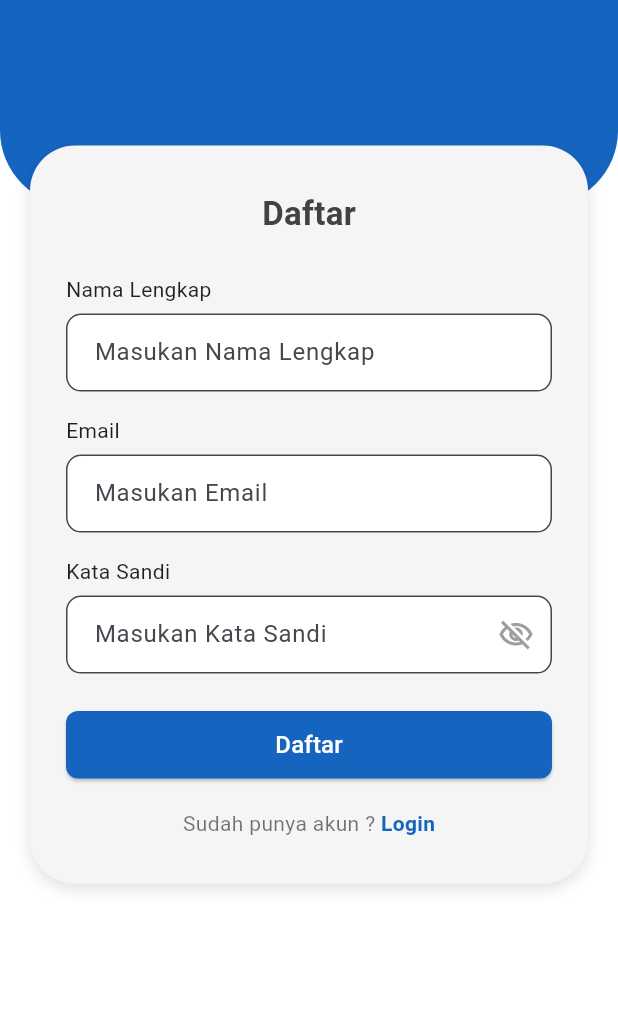
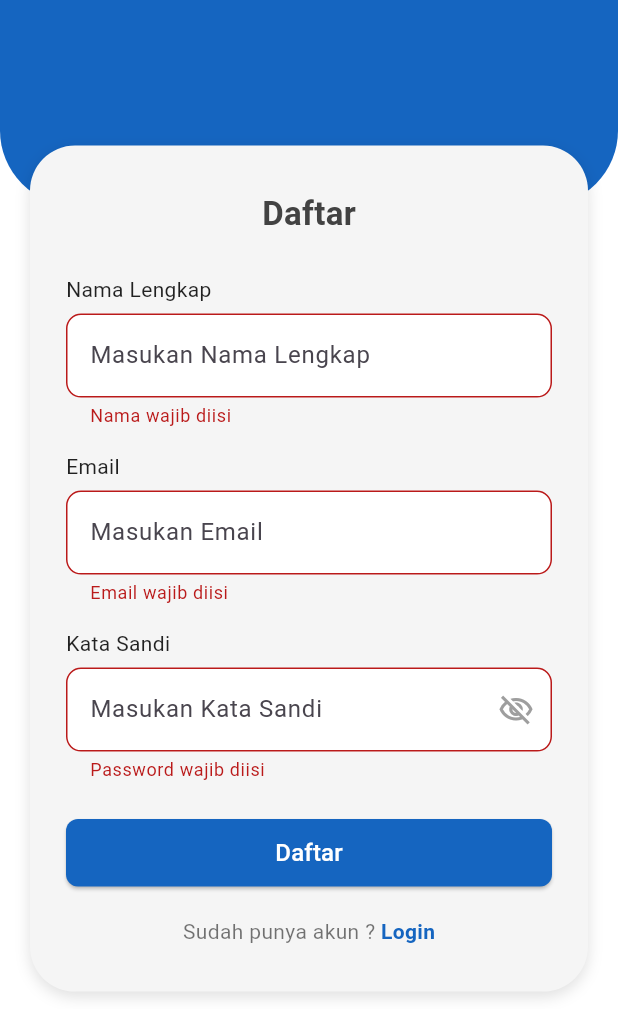
Before and after one commit to UlfiatulRosida/surat_warga, a Flutter app: the RegisterPage screen opened by its route, after a tap on "Daftar", on a phone screen of 412 x 824 dp, the part 227-1236 px from its top. Run offline on Flutter 3.47's test engine with Material 3 defaults, Android fonts, the phone set to English and light mode, and no system bars; our stand-ins replace shared_preferences; accounts and stored records are empty; Roboto replaces fonts that are missing (Raboto).

Commit message:
modifikasi main.dart, login_page, register_page, api_service, auth_prefs, auth_service

```diff
--- a/lib/main.dart
+++ b/lib/main.dart
@@ -2,7 +2,6 @@ import 'package:flutter/material.dart';
 import 'package:surat_warga/pages/splash_page.dart';
 import 'package:surat_warga/pages/register_page.dart';
 import 'package:surat_warga/pages/login_page.dart';
-//import 'package:surat_warga/pages/utils/constants.dart';
 
 void main() {
   runApp(const MyApp());
@@ -18,13 +17,14 @@ class MyApp extends StatelessWidget {
       title: 'Surat Warga',
       debugShowCheckedModeBanner: false,
       theme: ThemeData(
-        primarySwatch: Colors.blue,
+        //primarySwatch: Colors.blue,
         fontFamily: 'Raboto',
         colorScheme: ColorScheme.fromSeed(seedColor: Colors.deepPurple),
         useMaterial3: true,
       ),
       initialRoute: '/splash',
       routes: {
+        '/splash': (context) => const SplashPage(),
         '/login': (context) => const LoginPage(),
         '/register': (context) => const RegisterPage(),
       },
@@ -44,7 +44,7 @@ class MyApp extends StatelessWidget {
       // This works for code too, not just values: Most code changes can be
       // tested with just a hot reload.
 
-      home: const SplashPage(),
+      //home: const SplashPage(),
     );
   }
 }
--- a/lib/pages/register_page.dart
+++ b/lib/pages/register_page.dart
@@ -1,6 +1,5 @@
-//import 'dart:convert';
 import 'package:flutter/material.dart';
-//import 'package:http/http.dart' as http;
+import 'package:surat_warga/services/auth_service.dart';
 
 class RegisterPage extends StatefulWidget {
   const RegisterPage({super.key});
@@ -11,9 +10,52 @@ class RegisterPage extends StatefulWidget {
 
 class _RegisterPageState extends State<RegisterPage> {
   bool _obscurePassword = true;
+  bool _isLoading = false;
+
+  // Controller input
+  final TextEditingController _namaController = TextEditingController();
+  final TextEditingController _emailController = TextEditingController();
+  final TextEditingController _passwordController = TextEditingController();
+
+  final _formKey = GlobalKey<FormState>();
 
   void _goBack() {
     Navigator.pop(context);
+  }
+
+  /// ============================
+  /// REGISTER FUNGSI (INTEGRASI API)
+  /// ============================
+  Future<void> _register() async {
+    if (!_formKey.currentState!.validate()) return;
+
+    setState(() => _isLoading = true);
+
+    final result = await AuthService.register(
+      namaLengkap: _namaController.text.trim(),
+      username: _emailController.text.split('@')[0], // otomatis
+      email: _emailController.text.trim(),
+      password: _passwordController.text.trim(),
+      noTelepon: "-", // default
+      alamat: "-", // default
+    );
+
+    setState(() => _isLoading = false);
+
+    if (!mounted) return;
+
+    if (result['success']) {
+      ScaffoldMessenger.of(context).showSnackBar(
+        SnackBar(content: Text(result['message'] ?? 'Berhasil daftar')),
+      );
+
+      // Setelah daftar → kembali ke login
+      Navigator.pop(context);
+    } else {
+      ScaffoldMessenger.of(context).showSnackBar(
+        SnackBar(content: Text(result['message'] ?? 'Gagal daftar')),
+      );
+    }
   }
 
   @override
@@ -63,6 +105,10 @@ class _RegisterPageState extends State<RegisterPage> {
                 ),
               ),
             ),
+
+            /// ============================
+            /// FORM CARD
+            /// ============================
             Container(
               transform: Matrix4.translationValues(0, -40, 0),
               padding: const EdgeInsets.symmetric(horizontal: 24, vertical: 30),
@@ -78,6 +124,8 @@ class _RegisterPageState extends State<RegisterPage> {
                   ),
                 ],
               ),
+              child: Form(
+                key: _formKey,
                 child: Column(
                   crossAxisAlignment: CrossAxisAlignment.start,
                   children: [
@@ -92,52 +140,62 @@ class _RegisterPageState extends State<RegisterPage> {
                       ),
                     ),
                     const SizedBox(height: 25),
+
+                    /// Nama Lengkap
                     const Text('Nama Lengkap',
                         style: TextStyle(fontSize: 14, color: Colors.black87)),
                     const SizedBox(height: 6),
-                  TextField(
+                    TextFormField(
+                      controller: _namaController,
                       decoration: InputDecoration(
                         hintText: 'Masukan Nama Lengkap',
                         filled: true,
                         fillColor: Colors.white,
-                      contentPadding: const EdgeInsets.symmetric(
-                          horizontal: 15, vertical: 14),
                         border: OutlineInputBorder(
-                        borderRadius: BorderRadius.circular(10),
+                            borderRadius: BorderRadius.circular(10)),
                       ),
-                    ),
+                      validator: (value) => value == null || value.isEmpty
+                          ? 'Nama wajib diisi'
+                          : null,
                     ),
                     const SizedBox(height: 16),
+
+                    /// Email
                     const Text('Email',
                         style: TextStyle(fontSize: 14, color: Colors.black87)),
                     const SizedBox(height: 6),
-                  TextField(
+                    TextFormField(
+                      controller: _emailController,
                       decoration: InputDecoration(
                         hintText: 'Masukan Email',
                         filled: true,
                         fillColor: Colors.white,
-                      contentPadding: const EdgeInsets.symmetric(
-                          horizontal: 15, vertical: 14),
                         border: OutlineInputBorder(
-                        borderRadius: BorderRadius.circular(10),
+                            borderRadius: BorderRadius.circular(10)),
                       ),
-                    ),
+                      validator: (value) {
+                        if (value == null || value.isEmpty) {
+                          return 'Email wajib diisi';
+                        }
+                        if (!value.contains('@')) return 'Email tidak valid';
+                        return null;
+                      },
                     ),
                     const SizedBox(height: 16),
+
+                    /// Password
                     const Text('Kata Sandi',
                         style: TextStyle(fontSize: 14, color: Colors.black87)),
                     const SizedBox(height: 6),
-                  TextField(
+                    TextFormField(
+                      controller: _passwordController,
                       obscureText: _obscurePassword,
                       decoration: InputDecoration(
                         hintText: 'Masukan Kata Sandi',
                         filled: true,
                         fillColor: Colors.white,
-                      contentPadding: const EdgeInsets.symmetric(
-                          horizontal: 15, vertical: 14),
                         border: OutlineInputBorder(
-                        borderRadius: BorderRadius.circular(10),
-                      ),
+                            borderRadius: BorderRadius.circular(10)),
                         suffixIcon: IconButton(
                           icon: Icon(
                             _obscurePassword
@@ -145,40 +203,59 @@ class _RegisterPageState extends State<RegisterPage> {
                                 : Icons.visibility_outlined,
                             color: Colors.grey,
                           ),
-                        onPressed: () {
-                          setState(() {
-                            _obscurePassword = !_obscurePassword;
-                          });
+                          onPressed: () => setState(
+                              () => _obscurePassword = !_obscurePassword),
+                        ),
+                      ),
+                      validator: (value) {
+                        if (value == null || value.isEmpty) {
+                          return 'Password wajib diisi';
+                        }
+                        if (value.length < 6) return 'Minimal 6 karakter';
+                        return null;
                       },
                     ),
-                    ),
-                  ),
                     const SizedBox(height: 25),
+
+                    /// Tombol Daftar
                     SizedBox(
                       width: double.infinity,
                       height: 45,
                       child: ElevatedButton(
-                      onPressed: () {},
+                        onPressed: _isLoading ? null : _register,
                         style: ElevatedButton.styleFrom(
                           backgroundColor: const Color(0xFF1565C0),
                           shape: RoundedRectangleBorder(
                             borderRadius: BorderRadius.circular(8),
                           ),
                         ),
-                      child: const Text(
+                        child: _isLoading
+                            ? const SizedBox(
+                                width: 22,
+                                height: 22,
+                                child: CircularProgressIndicator(
+                                  color: Colors.white,
+                                  strokeWidth: 2,
+                                ),
+                              )
+                            : const Text(
                                 'Daftar',
-                        style: TextStyle(fontSize: 16, color: Colors.white),
+                                style: TextStyle(
+                                    fontSize: 16, color: Colors.white),
                               ),
                       ),
                     ),
                     const SizedBox(height: 20),
+
+                    /// Sudah punya akun?
                     Center(
                       child: Row(
                         mainAxisAlignment: MainAxisAlignment.center,
                         children: [
                           const Text(
                             'Sudah punya akun ? ',
-                          style: TextStyle(fontSize: 14, color: Colors.black54),
+                            style:
+                                TextStyle(fontSize: 14, color: Colors.black54),
                           ),
                           GestureDetector(
                             onTap: _goBack,
@@ -197,6 +274,7 @@ class _RegisterPageState extends State<RegisterPage> {
                   ],
                 ),
               ),
+            ),
           ],
         ),
       ),
```
Also changed, not shown: lib/pages/login_page.dart (+6 -7 lines), lib/services/api_service.dart (+124 -66 lines), lib/services/auth_prefs.dart (added, +23 -0 lines), lib/services/auth_service.dart (added, +154 -0 lines). Lines whose indentation alone changed are shown as unchanged.
